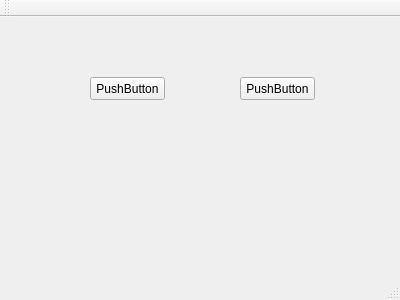
Before: the Qt Designer form mainwindow.ui in siskeba1/Game_Client, drawn with Qt 5.
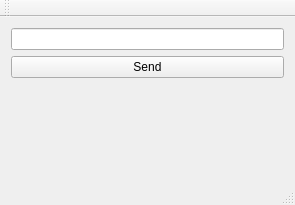
After: the same form once the commit is applied.

```diff
--- a/mainwindow.ui
+++ b/mainwindow.ui
@@ -6,40 +6,41 @@
    <rect>
     <x>0</x>
     <y>0</y>
-    <width>400</width>
-    <height>300</height>
+    <width>295</width>
+    <height>205</height>
    </rect>
   </property>
   <property name="windowTitle">
    <string>MainWindow</string>
   </property>
   <widget class="QWidget" name="centralWidget">
+   <layout class="QGridLayout" name="gridLayout">
+    <item row="0" column="0">
+     <layout class="QVBoxLayout" name="verticalLayout_2">
+      <item>
+       <layout class="QVBoxLayout" name="verticalLayout">
+        <item>
+         <widget class="QLineEdit" name="lineEdit"/>
+        </item>
+        <item>
    <widget class="QPushButton" name="pushButton">
-    <property name="geometry">
-     <rect>
-      <x>90</x>
-      <y>60</y>
-      <width>75</width>
-      <height>23</height>
-     </rect>
-    </property>
     <property name="text">
-     <string>PushButton</string>
-    </property>
-   </widget>
-   <widget class="QPushButton" name="pushButton_2">
-    <property name="geometry">
-     <rect>
-      <x>240</x>
-      <y>60</y>
-      <width>75</width>
-      <height>23</height>
-     </rect>
-    </property>
+           <string>Send</string>
+          </property>
+         </widget>
+        </item>
+       </layout>
+      </item>
+      <item>
+       <widget class="QLabel" name="label">
     <property name="text">
-     <string>PushButton</string>
-    </property>
-   </widget>
+         <string/>
+        </property>
+       </widget>
+      </item>
+     </layout>
+    </item>
+   </layout>
   </widget>
   <widget class="QMenuBar" name="menuBar">
    <property name="geometry">
```
Left out of the diff: 2 changed lines with no effect on the pictures. Lines whose indentation alone changed are shown as unchanged.
